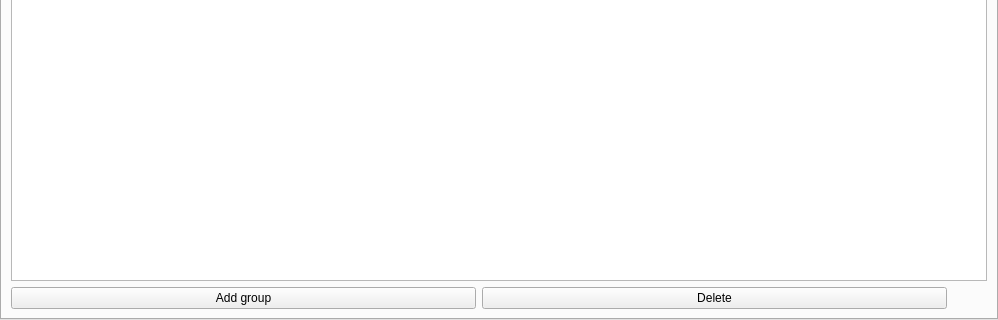
Qt form src/gui/mainwindow.ui (spillerrec/Overmix) before a commit; both pictures show x 0 to 998 and y 526 to 846 of the 998 by 846 pixel window.
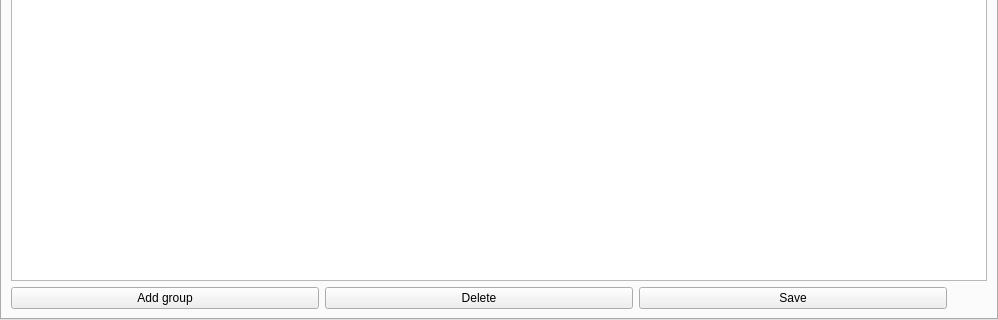
The same form after that commit. The open tabs and pages were chosen to show the change.

What changed in the file:
```diff
--- a/src/gui/mainwindow.ui
+++ b/src/gui/mainwindow.ui
@@ -1442,6 +1442,13 @@
               </property>
              </widget>
             </item>
+            <item>
+             <widget class="QPushButton" name="btn_save_files">
+              <property name="text">
+               <string>Save</string>
+              </property>
+             </widget>
+            </item>
             <item>
              <spacer name="horizontalSpacer_5">
               <property name="orientation">
```
